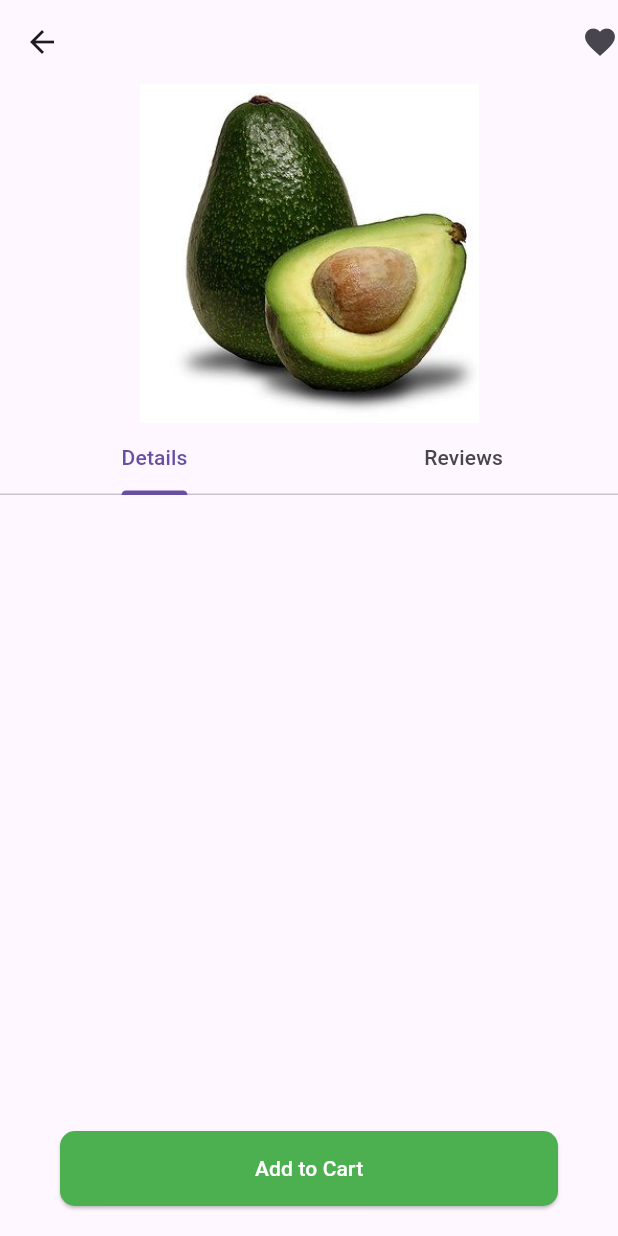
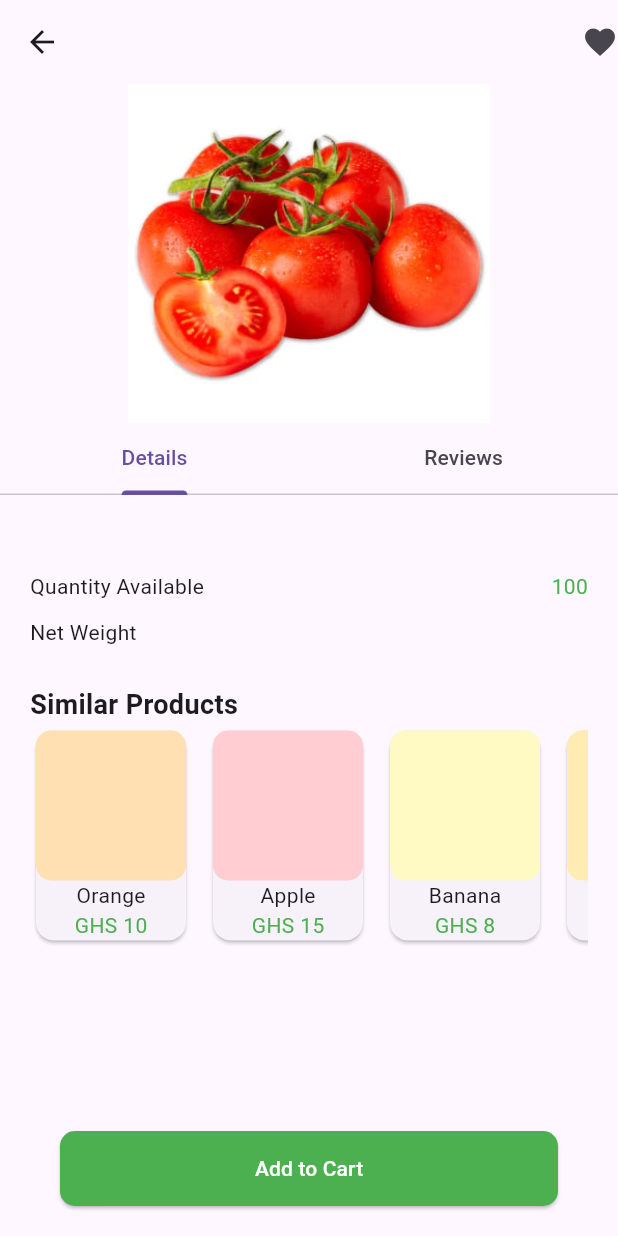
Before and after one commit to AbayomiCodes/Farm2Table, a Flutter app: the ProductDetails screen opened directly with empty values, on a phone screen of 412 x 824 dp. Run offline on Flutter 3.47's test engine with Material 3 defaults, Android fonts, the phone set to English and light mode, and no system bars.

Commit message:
added similar products section to product detail screen

```diff
--- a/lib/pages/screens/widgets/product_details.dart
+++ b/lib/pages/screens/widgets/product_details.dart
@@ -1,3 +1,4 @@
+import 'package:bakingapp/pages/screens/widgets/product_details_card.dart';
 import 'package:flutter/material.dart';
 
 class ProductDetails extends StatefulWidget {
@@ -22,6 +23,13 @@ class _ProductDetailsState extends State<ProductDetails>
     with SingleTickerProviderStateMixin {
   late TabController _tabController;
 
+  final List<Map<String, dynamic>> similarProducts = [
+    {'name': 'Orange', 'price': 'GHS 10', 'color': Colors.orange[100]},
+    {'name': 'Apple', 'price': 'GHS 15', 'color': Colors.red[100]},
+    {'name': 'Banana', 'price': 'GHS 8', 'color': Colors.yellow[100]},
+    {'name': 'Mango', 'price': 'GHS 20', 'color': Colors.amber[100]},
+  ];
+
   @override
   void initState() {
     super.initState();
@@ -38,14 +46,18 @@ class _ProductDetailsState extends State<ProductDetails>
   Widget build(BuildContext context) {
     return Scaffold(
       appBar: AppBar(
-        titleSpacing: 20,
-        leading: Icon(Icons.arrow_back),
+        leading: IconButton(
+          icon: Icon(Icons.arrow_back),
+          onPressed: () {
+            Navigator.pop(context);
+          },
+        ),
         actions: [Icon(Icons.favorite)],
       ),
 
       body: Column(
         children: [
-          Expanded(flex: 1, child: Image.asset('assets/images/avocado.jpg')),
+          Expanded(flex: 1, child: Image.asset('assets/images/tomatoes.jpg')),
 
           Expanded(
             flex: 2,
@@ -59,6 +71,7 @@ class _ProductDetailsState extends State<ProductDetails>
                   ],
                 ),
 
+                //Details
                 Expanded(
                   child: TabBarView(
                     controller: _tabController,
@@ -68,13 +81,72 @@ class _ProductDetailsState extends State<ProductDetails>
                         child: Column(
                           crossAxisAlignment: CrossAxisAlignment.start,
                           children: [
-                            Text(widget.name),
-                            Text(widget.price),
-                            Text(widget.weight),
+                            Row(
+                              children: [
+                                Text(widget.name),
+                                Spacer(),
+                                Text(
+                                  widget.price,
+                                  style: TextStyle(color: Colors.green),
+                                ),
+                              ],
+                            ),
+                            SizedBox(height: 10),
+
+                            Row(
+                              children: [
+                                Text('Quantity Available'),
+                                Spacer(),
+                                Text(
+                                  '100',
+                                  style: TextStyle(color: Colors.green),
+                                ),
+                              ],
+                            ),
+                            SizedBox(height: 10),
+
+                            Row(
+                              children: [
+                                Text('Net Weight'),
+                                Spacer(),
+                                Text(
+                                  widget.weight,
+                                  style: TextStyle(color: Colors.green),
+                                ),
+                              ],
+                            ),
+
+                            SizedBox(height: 25),
+                            Text(
+                              'Similar Products',
+                              style: TextStyle(
+                                fontSize: 18,
+                                fontWeight: FontWeight.bold,
+                              ),
+                            ),
+
+                            SingleChildScrollView(
+                              scrollDirection: Axis.horizontal,
+                              child: Row(
+                                children: similarProducts.map(
+                                  (product) {
+                                    return Padding(
+                                      padding: EdgeInsets.only(right: 10),
+                                      child: ProductDetailsCard(
+                                        name: product['name'],
+                                        price: product['price'],
+                                        color: product['color'],
+                                      ),
+                                    );
+                                  },
+                                ).toList(), // 👈 .toList() goes here, outside the Row children brackets
+                              ),
+                            ),
                           ],
                         ),
                       ),
 
+                      //reviews
                       Center(child: Text('Reviews content')),
                     ],
                   ),
@@ -102,35 +174,3 @@ class _ProductDetailsState extends State<ProductDetails>
     );
   }
 }
-
-
-
-
-
-
-
-
-
-
-
-
-
-
-
-
-
-
-  // appBar: AppBar(title: Text(widget.name)),
-      // body: TabBarView(
-      //   controller: _tabController,
-      //   children: [
-      //     Container(
-      //       color: widget.color,
-      //       child: Center(child: Text('Product Image')),
-      //     ),
-      //     Container(
-      //       color: widget.color,
-      //       child: Center(child: Text('Product Description')),
-      //     ),
-      //   ],
-      // ),
--- /dev/null
+++ b/lib/pages/screens/widgets/product_details_card.dart
@@ -0,0 +1,34 @@
+import 'package:flutter/material.dart';
+
+class ProductDetailsCard extends StatelessWidget {
+  final String name;
+  final String price;
+  final Color color;
+
+  ProductDetailsCard({
+    required this.name,
+    required this.price,
+    required this.color,
+    super.key,
+  });
+
+  @override
+  Widget build(BuildContext context) {
+    return Card(
+      child: Column(
+        children: [
+          Container(
+            height: 100,
+            width: 100,
+            decoration: BoxDecoration(
+              color: color,
+              borderRadius: BorderRadius.circular(10),
+            ),
+          ),
+          Text(name),
+          Text(price, style: TextStyle(color: Colors.green)),
+        ],
+      ),
+    );
+  }
+}
```
